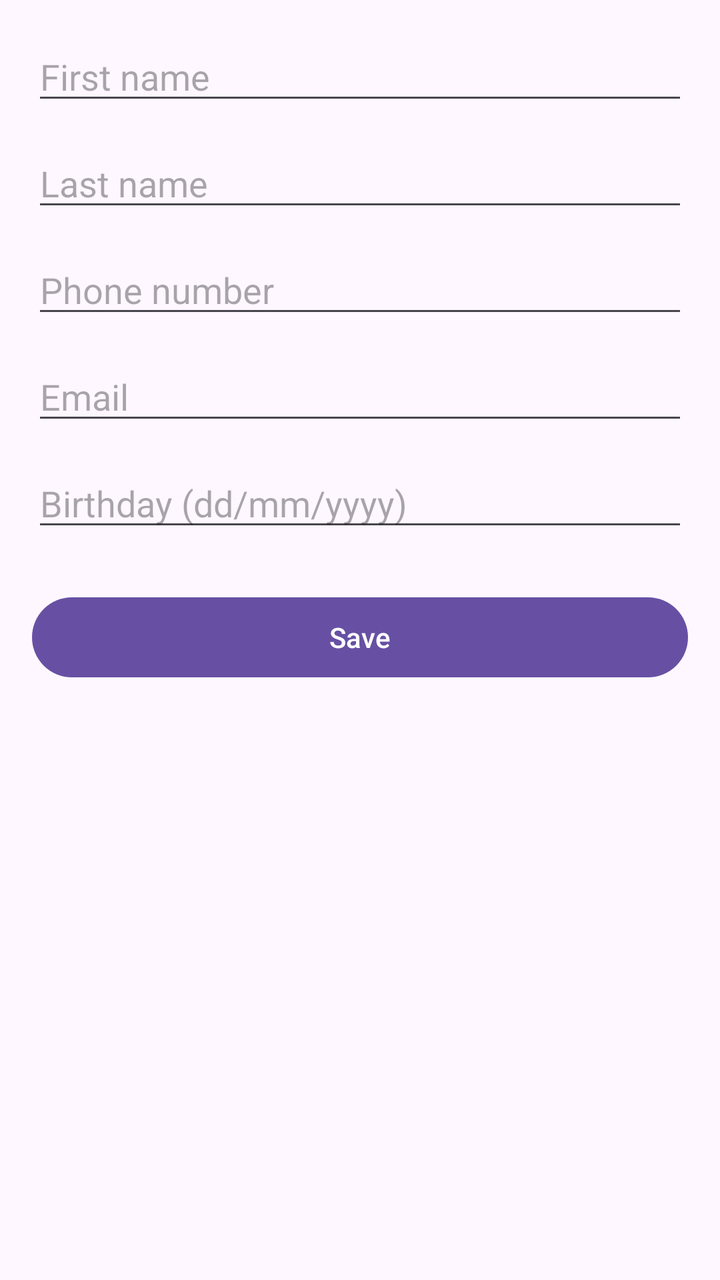
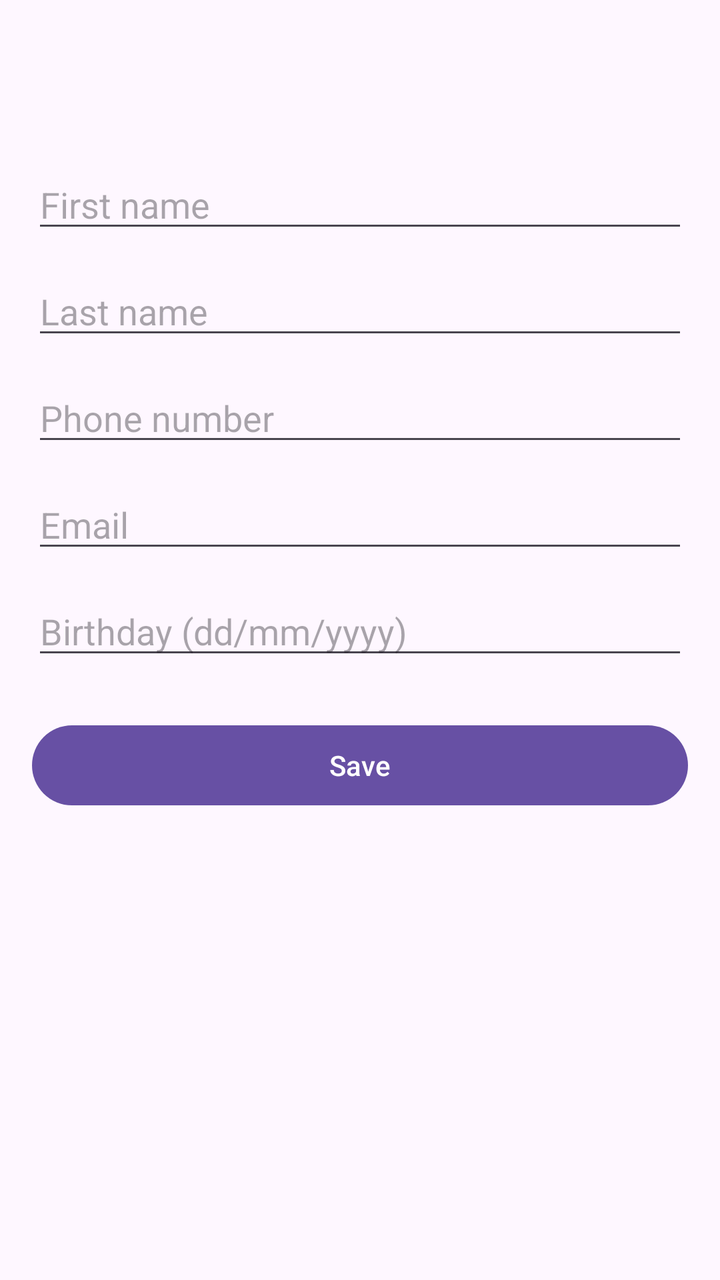

Compare the two renders of this Android layout. The source of the first and the diff that turns it into the second are given below.
<!-- AndroidManifest.xml: application theme Theme.Ft_hangouts -->
<!-- res/layout/activity_add_edit_contact.xml -->
<?xml version="1.0" encoding="utf-8"?>
<ScrollView xmlns:android="http://schemas.android.com/apk/res/android"
    xmlns:tools="http://schemas.android.com/tools"
    android:layout_width="match_parent"
    android:layout_height="match_parent"
    tools:context=".AddEditContactActivity">

    <LinearLayout
        android:layout_width="match_parent"
        android:layout_height="wrap_content"
        android:orientation="vertical"
        android:padding="16dp">

        <EditText
            android:id="@+id/editFirstName"
            android:layout_width="match_parent"
            android:layout_height="wrap_content"
            android:hint="@string/hint_first_name"
            android:inputType="textPersonName" />

        <EditText
            android:id="@+id/editLastName"
            android:layout_width="match_parent"
            android:layout_height="wrap_content"
            android:layout_marginTop="12dp"
            android:hint="@string/hint_last_name"
            android:inputType="textPersonName" />

        <EditText
            android:id="@+id/editPhoneNumber"
            android:layout_width="match_parent"
            android:layout_height="wrap_content"
            android:layout_marginTop="12dp"
            android:hint="@string/hint_phone_number"
            android:inputType="phone" />

        <EditText
            android:id="@+id/editEmail"
            android:layout_width="match_parent"
            android:layout_height="wrap_content"
            android:layout_marginTop="12dp"
            android:hint="@string/hint_email"
            android:inputType="textEmailAddress" />

        <EditText
            android:id="@+id/editBirthday"
            android:layout_width="match_parent"
            android:layout_height="wrap_content"
            android:layout_marginTop="12dp"
            android:hint="@string/hint_birthday"
            android:inputType="date" />

        <Button
            android:id="@+id/buttonSave"
            android:layout_width="match_parent"
            android:layout_height="wrap_content"
            android:layout_marginTop="24dp"
            android:text="@string/action_save" />

    </LinearLayout>

</ScrollView>
<!-- resources referenced by this layout -->
<resources>
  <string name="action_save">Save</string>
  <string name="hint_birthday">Birthday (dd/mm/yyyy)</string>
  <string name="hint_email">Email</string>
  <string name="hint_first_name">First name</string>
  <string name="hint_last_name">Last name</string>
  <string name="hint_phone_number">Phone number</string>
  <style name="Theme.Ft_hangouts" parent="Base.Theme.Ft_hangouts" />
  <style name="Base.Theme.Ft_hangouts" parent="Theme.Material3.DayNight.NoActionBar">
          
          
      </style>
</resources>

<!-- the commit's change to res/layout/activity_add_edit_contact.xml (unified diff, before → after) -->
@@ -1,9 +1,23 @@
 <?xml version="1.0" encoding="utf-8"?>
-<ScrollView xmlns:android="http://schemas.android.com/apk/res/android"
+<LinearLayout xmlns:android="http://schemas.android.com/apk/res/android"
+    xmlns:app="http://schemas.android.com/apk/res-auto"
     xmlns:tools="http://schemas.android.com/tools"
     android:layout_width="match_parent"
     android:layout_height="match_parent"
+    android:orientation="vertical"
     tools:context=".AddEditContactActivity">
+
+    <androidx.appcompat.widget.Toolbar
+        android:id="@+id/toolbar"
+        android:layout_width="match_parent"
+        android:layout_height="?attr/actionBarSize"
+        android:theme="@style/ThemeOverlay.AppCompat.Dark.ActionBar"
+        app:popupTheme="@style/ThemeOverlay.AppCompat.Light" />
+
+    <ScrollView
+        android:layout_width="match_parent"
+        android:layout_height="0dp"
+        android:layout_weight="1">
 
     <LinearLayout
         android:layout_width="match_parent"
@@ -59,4 +73,6 @@
 
     </LinearLayout>
 
-</ScrollView>
+    </ScrollView>
+
+</LinearLayout>
